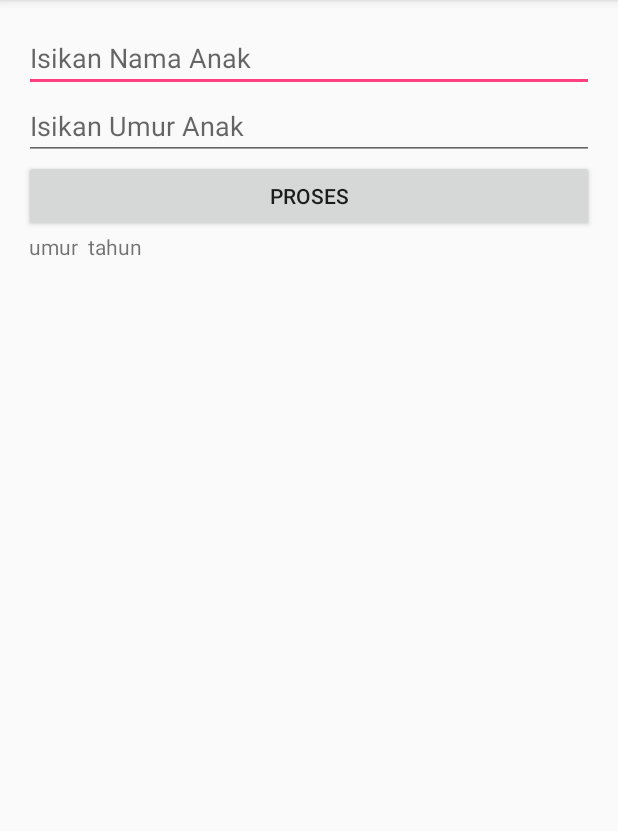
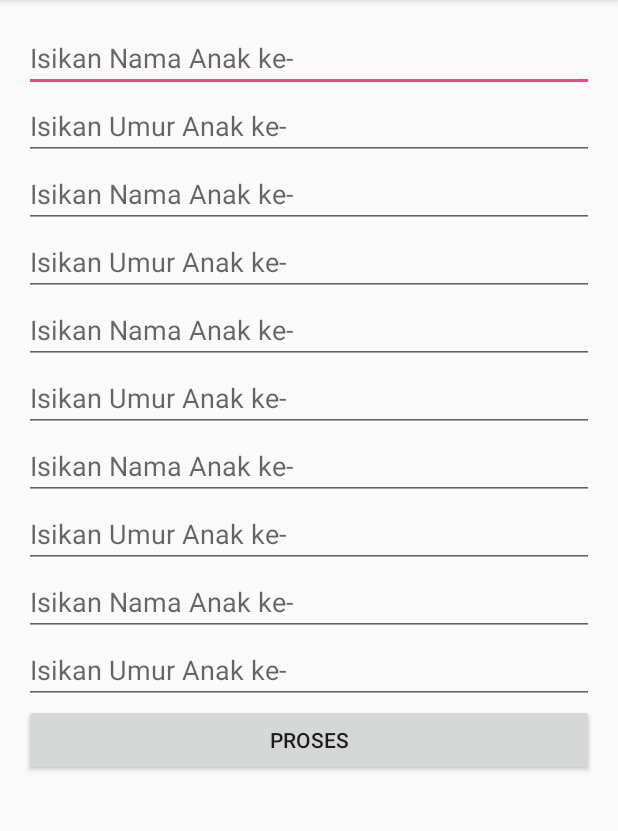
Before and after one commit to saskiapuspita/AdvancedWidget1, an Android app: the screen it shows after launch (MainActivity), after a tap on "PROSES", on a phone screen of 412 x 824 dp, the part 84-915 px from its top. Run offline under Robolectric (Android 15) with nearby library versions, the phone set to English and light mode, and no system bars.

Commit message:
Widget Programming Part 2

```diff
--- a/app/src/main/java/id/sch/smktelkom_mlg/learn/advancedwidget1/MainActivity.java
+++ b/app/src/main/java/id/sch/smktelkom_mlg/learn/advancedwidget1/MainActivity.java
@@ -16,18 +16,12 @@ public class MainActivity extends AppCompatActivity {
         super.onCreate(savedInstanceState);
         setContentView(R.layout.activity_main);
 
-        LinearLayout llMain = (LinearLayout) findViewById(R.id.LinearLayoutMain);
+        final LinearLayout llMain = (LinearLayout) findViewById(R.id.LinearLayoutMain);
 
-        final EditText etNama = new EditText(this);
-        llMain.addView(etNama);
-        etNama.setHint("Isikan Nama Anak");
-
-        final EditText etUmur = new EditText(this);
-        llMain.addView(etUmur);
-        etUmur.setHint("Isikan Umur Anak");
-        etUmur.setInputType(InputType.TYPE_CLASS_NUMBER);
+        addEditText(llMain);
 
         Button bProses = new Button(this);
+
         bProses.setText("Proses");
         llMain.addView(bProses);
         final TextView tvHasil = new TextView(this);
@@ -36,11 +30,41 @@ public class MainActivity extends AppCompatActivity {
         bProses.setOnClickListener(new View.OnClickListener() {
             @Override
             public void onClick(View view) {
-                String nama = etNama.getText().toString();
-                String umur = etUmur.getText().toString();
-
-                tvHasil.setText(nama + " umur " + umur + " tahun");
+                doProses(llMain);
             }
         });
     }
+
+    private void doProses(LinearLayout llMain) {
+        String hasil = "";
+        for (int i = 0; i < 5; i++) {
+            EditText etNama = (EditText) llMain.getChildAt(i * 2);
+            EditText etUmur = (EditText) llMain.getChildAt((i * 2) + 1);
+
+            String nama = etNama.getText().toString().trim();
+            String umur = etUmur.getText().toString();
+
+            if (umur.isEmpty())
+                umur = "0";
+            if (!nama.isEmpty())
+                hasil += "Anak ke-" + (i + 1) + ": " + nama + " umur " + umur + " tahun\n";
+        }
+
+        TextView tvHasil = (TextView) llMain.getChildAt(11);
+        tvHasil.setText(hasil);
+    }
+
+
+    private void addEditText(LinearLayout llMain) {
+        for (int i = 1; i <= 5; i++) {
+            final EditText etNama = new EditText(this);
+            llMain.addView(etNama);
+            etNama.setHint("Isikan Nama Anak ke-");
+
+            final EditText etUmur = new EditText(this);
+            llMain.addView(etUmur);
+            etUmur.setHint("Isikan Umur Anak ke-");
+            etUmur.setInputType(InputType.TYPE_CLASS_NUMBER);
+        }
+    }
 }
```
